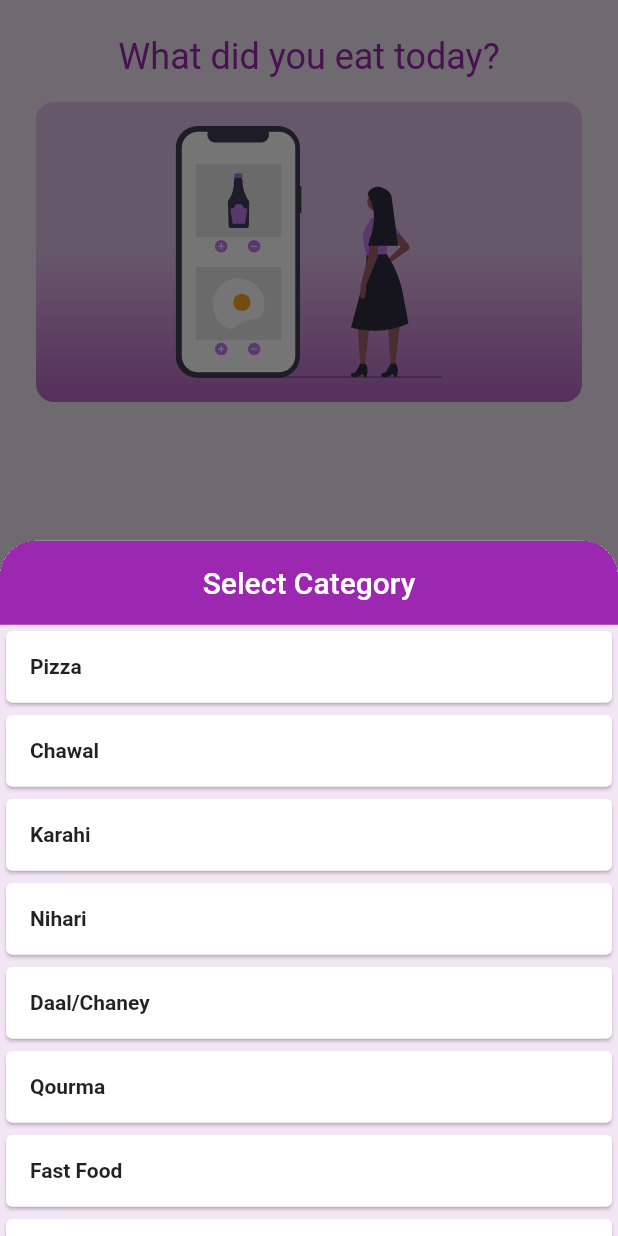
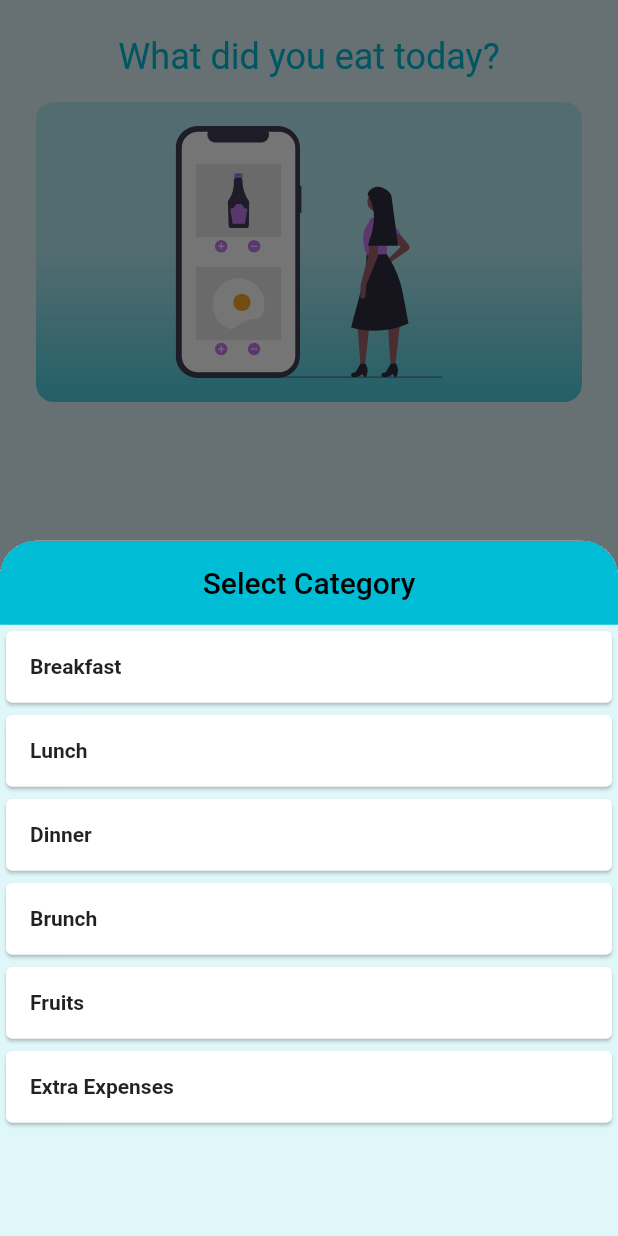
Before and after one commit to crazycoder534/hisabcha, a Flutter app: the AddNewItemScreen screen opened directly, after a tap on "Select Category", on a phone screen of 412 x 824 dp. Run offline on Flutter 3.47's test engine with Material 2 defaults, Android fonts, the phone set to English and light mode, and no system bars; our stand-ins replace cloud_firestore, firebase_auth, firebase_core, flutter_svg, local_auth, stacked; accounts and stored records are empty; network calls fail.

Commit message:
about done

```diff
--- a/lib/home/add_item/add_item_vm.dart
+++ b/lib/home/add_item/add_item_vm.dart
@@ -74,17 +74,11 @@ class AddNewItemVM extends BaseViewModel {
 
   Item item = Item(0, '', '', 0.0);
   List<String> categories = [
-    'Pizza',
-    'Chawal',
-    'Karahi',
-    'Nihari',
-    'Daal/Chaney',
-    'Qourma',
-    'Fast Food',
-    'Sabzi',
-    'Shake',
-    'Lassi',
-    'Pulao',
-    'Other',
+    'Breakfast',
+    'Lunch',
+    'Dinner',
+    'Brunch',
+    'Fruits',
+    'Extra Expenses',
   ];
 }
--- a/lib/login/login_vm.dart
+++ b/lib/login/login_vm.dart
@@ -1,6 +1,7 @@
 import 'package:flutter/material.dart';
 import 'package:stacked/stacked.dart';
 
+import '../auth/auth.dart';
 import '../home/home_vu.dart';
 import '../utils/h_router.dart';
 
@@ -8,10 +9,10 @@ class LoginViewModel extends BaseViewModel {
   final TextEditingController controller = TextEditingController();
   Future authenticate(context) async {
     if (controller.text.trim().isNotEmpty) {
-      // bool success = await Authentication.authenticateUser(context);
-      // if (success) {
-      HRouter.pushReplacement(context, HomeView(controller.text.trim()));
-      // }
+      bool success = await Authentication.authenticateUser(context);
+      if (success) {
+        HRouter.pushReplacement(context, HomeView(controller.text.trim()));
+      }
     }
   }
 }
--- a/lib/utils/constants.dart
+++ b/lib/utils/constants.dart
@@ -1,7 +1,7 @@
 import 'package:flutter/material.dart';
 
-const purple = Colors.purple;
-var lightPurple = Colors.purple[100];
+const purple = Colors.cyan;
+var lightPurple = Colors.cyan[100];
 const green = Colors.green;
 var lightGreen = Colors.green[50];
 const red = Colors.red;
```
